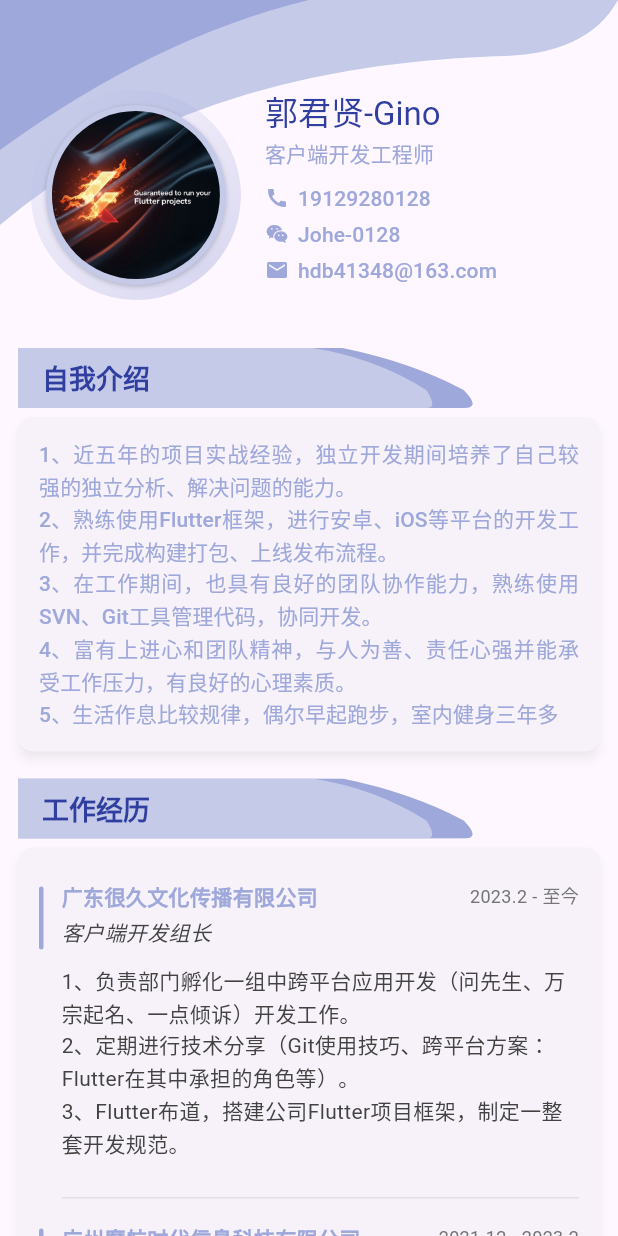
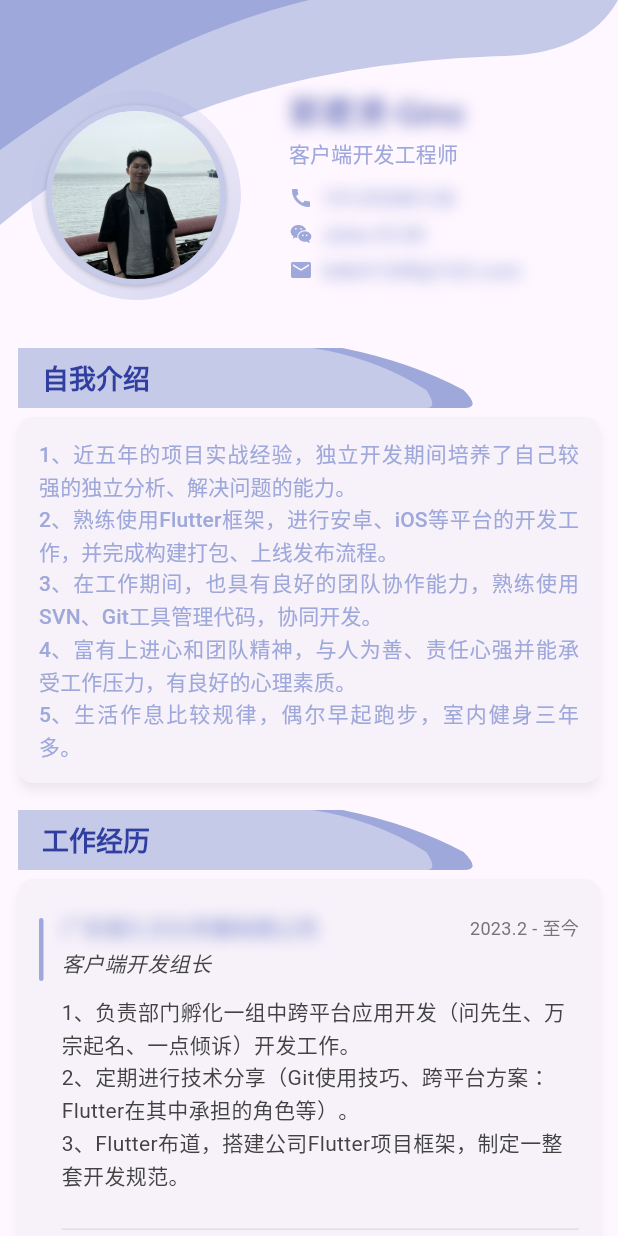
Before and after one commit to Guojx123/FlutterPWA, a Flutter app: the screen it shows after launch, on a phone screen of 412 x 824 dp. Run offline on Flutter 3.47's test engine with Material 3 defaults, Android fonts, the phone set to English and light mode, and no system bars; our stand-ins replace cached_network_image, flutter_linkify, flutter_smart_dialog, font_awesome_flutter, get, get_storage and 2 more.

Commit message:
chore：个人信息脱敏

```diff
--- a/lib/app/data/resumecontent/mustafa_resume_content.dart
+++ b/lib/app/data/resumecontent/mustafa_resume_content.dart
@@ -19,7 +19,7 @@ class MustafaResumeContent {
           "2、熟练使用Flutter框架，进行安卓、iOS等平台的开发工作，并完成构建打包、上线发布流程。\n"
           "3、在工作期间，也具有良好的团队协作能力，熟练使用SVN、Git工具管理代码，协同开发。\n"
           "4、富有上进心和团队精神，与人为善、责任心强并能承受工作压力，有良好的心理素质。\n"
-          "5、生活作息比较规律，偶尔早起跑步，室内健身三年多",
+          "5、生活作息比较规律，偶尔早起跑步，室内健身三年多。",
       reference: "院奖学金三等奖\n院网页设计比赛三等奖\nERP沙盘模拟比赛一等奖\n全国计算机设计大赛校内选拔赛三等奖",
       contentWorkHistories: [
     ContentWorkHistory(
--- /dev/null
+++ b/lib/common/widgets/blurred_text.dart
@@ -0,0 +1,48 @@
+import 'dart:ui';
+import 'package:flutter/material.dart';
+
+/// 全局变量：控制是否启用高斯模糊
+bool enablePrivacyBlur = true;
+
+/// 高斯模糊文本组件
+/// 不改变原数据，仅在展示层做模糊处理
+class BlurredText extends StatelessWidget {
+  final String text;
+  final TextStyle? style;
+  final TextAlign? textAlign;
+  final int? maxLines;
+  final TextOverflow? overflow;
+  final double sigmaX;
+  final double sigmaY;
+
+  const BlurredText(
+    this.text, {
+    super.key,
+    this.style,
+    this.textAlign,
+    this.maxLines,
+    this.overflow,
+    this.sigmaX = 5.0,
+    this.sigmaY = 5.0,
+  });
+
+  @override
+  Widget build(BuildContext context) {
+    final child = Text(
+      text,
+      style: style,
+      textAlign: textAlign,
+      maxLines: maxLines,
+      overflow: overflow,
+    );
+
+    if (!enablePrivacyBlur) {
+      return child;
+    }
+
+    return ImageFiltered(
+      imageFilter: ImageFilter.blur(sigmaX: sigmaX, sigmaY: sigmaY),
+      child: child,
+    );
+  }
+}
--- a/lib/common/widgets/education.dart
+++ b/lib/common/widgets/education.dart
@@ -34,7 +34,7 @@ class Education extends StatelessWidget {
         const SizedBox(height: 4),
 
         // 学校 + 专业 + 成绩
-        Text(
+        BlurredText(
           content.name,
           style: desc2?.copyWith(fontWeight: FontWeight.w500),
         ),
--- /dev/null
+++ b/lib/common/widgets/privacy_toggle.dart
@@ -0,0 +1,25 @@
+import 'package:flutter/material.dart';
+import 'blurred_text.dart';
+
+/// 隐私开关组件
+/// 用于在开发/演示模式下快速切换脱敏状态
+class PrivacyToggle extends StatefulWidget {
+  const PrivacyToggle({super.key});
+
+  @override
+  State<PrivacyToggle> createState() => _PrivacyToggleState();
+}
+
+class _PrivacyToggleState extends State<PrivacyToggle> {
+  @override
+  Widget build(BuildContext context) {
+    return Switch(
+      value: enablePrivacyBlur,
+      onChanged: (value) {
+        setState(() {
+          enablePrivacyBlur = value;
+        });
+      },
+    );
+  }
+}
--- a/lib/common/widgets/resume_header.dart
+++ b/lib/common/widgets/resume_header.dart
@@ -53,7 +53,7 @@ class ResumeHeader extends StatelessWidget {
               crossAxisAlignment: CrossAxisAlignment.center,
               children: [
                 _AnimatedAvatarRing(theme: theme),
-                const SizedBox(width: 16),
+                const SizedBox(width: 32),
                 Expanded(
                   child: _ProfileInfo(
                     profile: profile,
@@ -182,7 +182,7 @@ class _ProfileInfo extends StatelessWidget {
       crossAxisAlignment: CrossAxisAlignment.start,
       mainAxisAlignment: MainAxisAlignment.center,
       children: [
-        Text(profile.name, style: ResumeTheme.titleText(context)),
+        BlurredText(profile.name, style: ResumeTheme.titleText(context)),
         const SizedBox(height: 2),
         Text(profile.designation, style: ResumeTheme.subTitleText(context)),
         const SizedBox(height: 10),
@@ -216,7 +216,7 @@ class _InfoRow extends StatelessWidget {
           Icon(icon, size: 16, color: theme.primaryColor),
           const SizedBox(width: 6),
           Expanded(
-            child: Text(
+            child: BlurredText(
               text,
               style: ResumeTheme.subTitleText(context),
               overflow: TextOverflow.ellipsis,
--- a/lib/common/widgets/resume_work_history.dart
+++ b/lib/common/widgets/resume_work_history.dart
@@ -1,5 +1,6 @@
 import 'package:flutter/material.dart';
 import 'package:template/app/data/models/content_work_history.dart';
+import 'package:template/common/widgets/widget_index.dart';
 import 'resume_theme.dart';
 
 class ResumeWorkHistory extends StatelessWidget {
@@ -36,7 +37,7 @@ class ResumeWorkHistory extends StatelessWidget {
                 Row(
                   mainAxisAlignment: MainAxisAlignment.spaceBetween,
                   children: [
-                    Text(
+                    BlurredText(
                       workHistory.companyName,
                       style: ResumeTheme.description1Text(context)?.copyWith(
                         fontWeight: FontWeight.bold,
--- a/lib/common/widgets/widget_index.dart
+++ b/lib/common/widgets/widget_index.dart
@@ -11,3 +11,4 @@ export 'header_bg_dark.dart';
 export 'header_bg_light.dart';
 export 'footer_bg_dark.dart';
 export 'footer_bg_light.dart';
+export 'blurred_text.dart';
```
Also changed, not shown: assets/images/resume.png.
